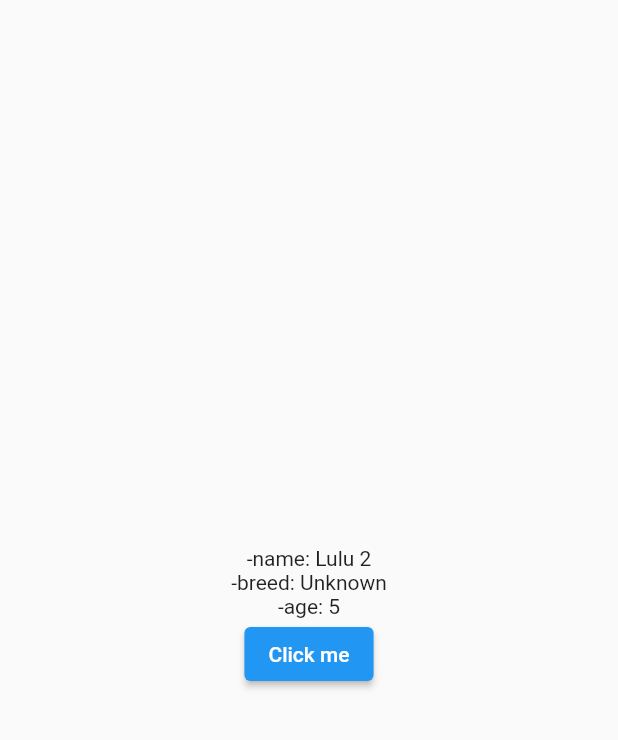
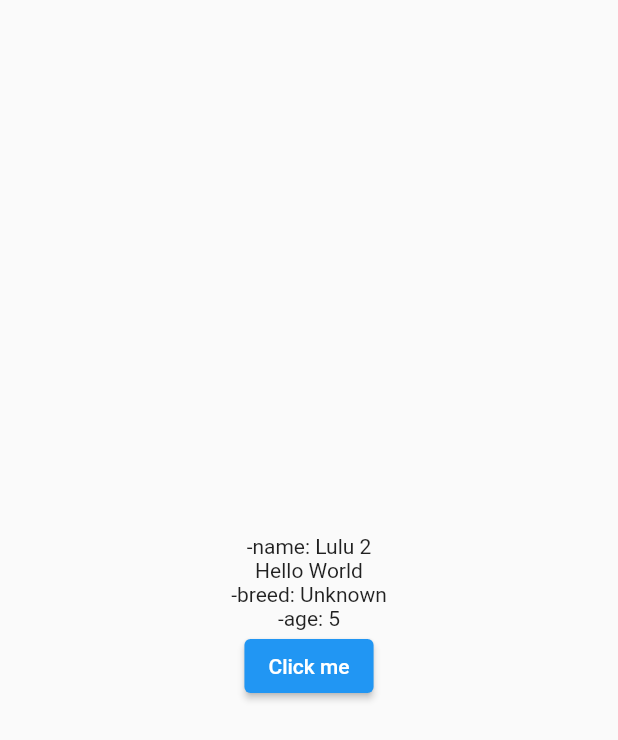
Before and after one commit to sophart/flutter_provider, a Flutter app: the screen it shows after launch, on a phone screen of 412 x 824 dp. Shown: the top 740 px of the screen. Run offline on Flutter 3.47's test engine with Material 2 defaults, Android fonts, the phone set to English and light mode, and no system bars.

Commit message:
Implement Using Consumer Provider

```diff
--- a/lib/main.dart
+++ b/lib/main.dart
@@ -31,12 +31,14 @@ class _HomePageState extends State<HomePage> {
   @override
   Widget build(BuildContext context) {
     return Scaffold(
-      body: Column(
+      body: Consumer<Dog>(
+        builder: (BuildContext context, Dog dog, Widget? child) {
+          return Column(
             mainAxisAlignment: MainAxisAlignment.center,
-        children: [
-          Text("-name: ${Provider.of<Dog>(context, listen: false).name}"),
-          BreedAndAge(),
-        ],
+            children: [Text("-name: ${dog.name}"), child!, BreedAndAge()],
+          );
+        },
+        child: Text("Hello World"),
       ),
     );
   }
@@ -46,11 +48,15 @@ class BreedAndAge extends StatelessWidget {
   @override
   Widget build(BuildContext context) {
     return Center(
-      child: Column(
+      child: Consumer<Dog>(
+        builder: ((_, Dog dog, __) {
+          return Column(
             children: [
-          Text("-breed: ${Provider.of<Dog>(context, listen: false).breed}"),
+              Text("-breed: ${dog.breed}"),
               Age(),
             ],
+          );
+        }),
       ),
     );
   }
@@ -59,13 +65,13 @@ class BreedAndAge extends StatelessWidget {
 class Age extends StatelessWidget {
   @override
   Widget build(BuildContext context) {
+    return Consumer(builder: (_, Dog dog, __) {
       return Column(
         children: [
-        Text("-age: ${Provider.of<Dog>(context).age}"),
-        ElevatedButton(
-            onPressed: () => Provider.of<Dog>(context, listen: false).grow(),
-            child: Text("Click me"))
+          Text("-age: ${dog.age}"),
+          ElevatedButton(onPressed: () => dog.grow(), child: Text("Click me"))
         ],
       );
+    });
   }
 }
```
Lines whose indentation alone changed are shown as unchanged.
